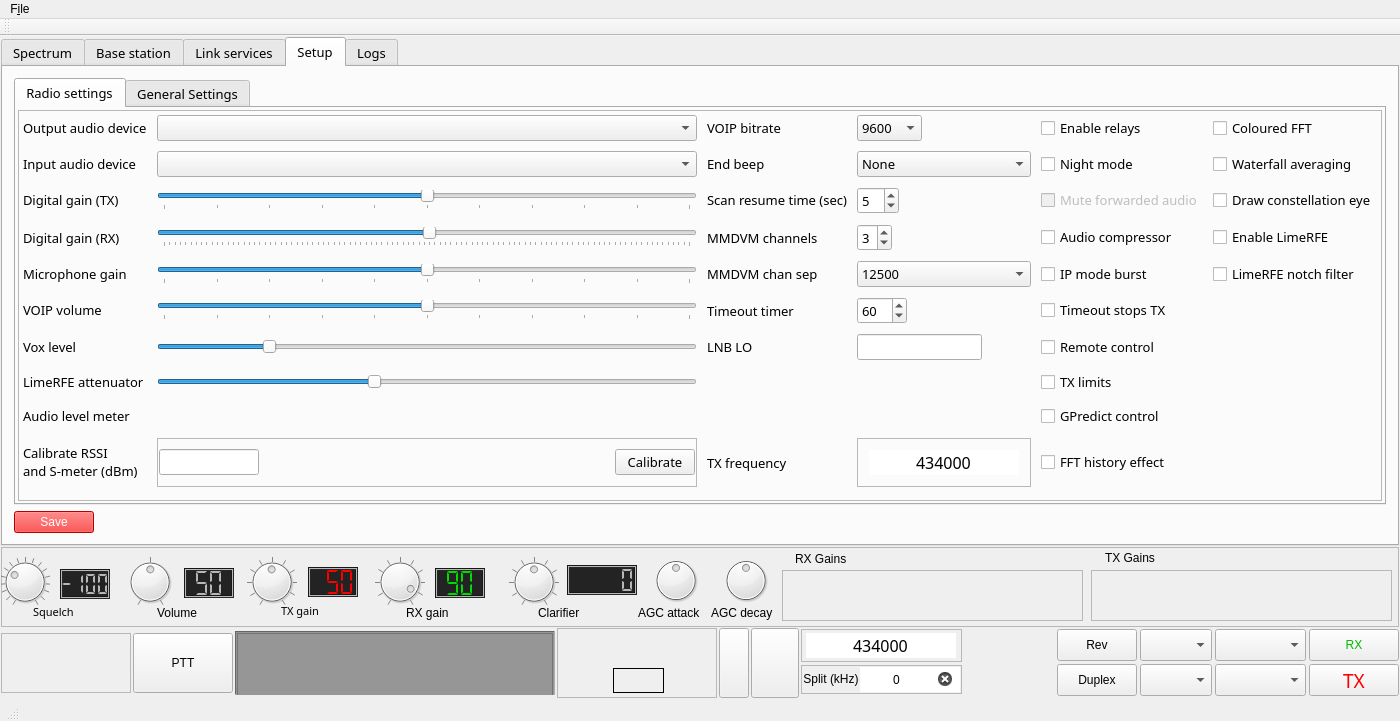
Qt form src/mainwindow.ui (qradiolink/qradiolink) before a commit.
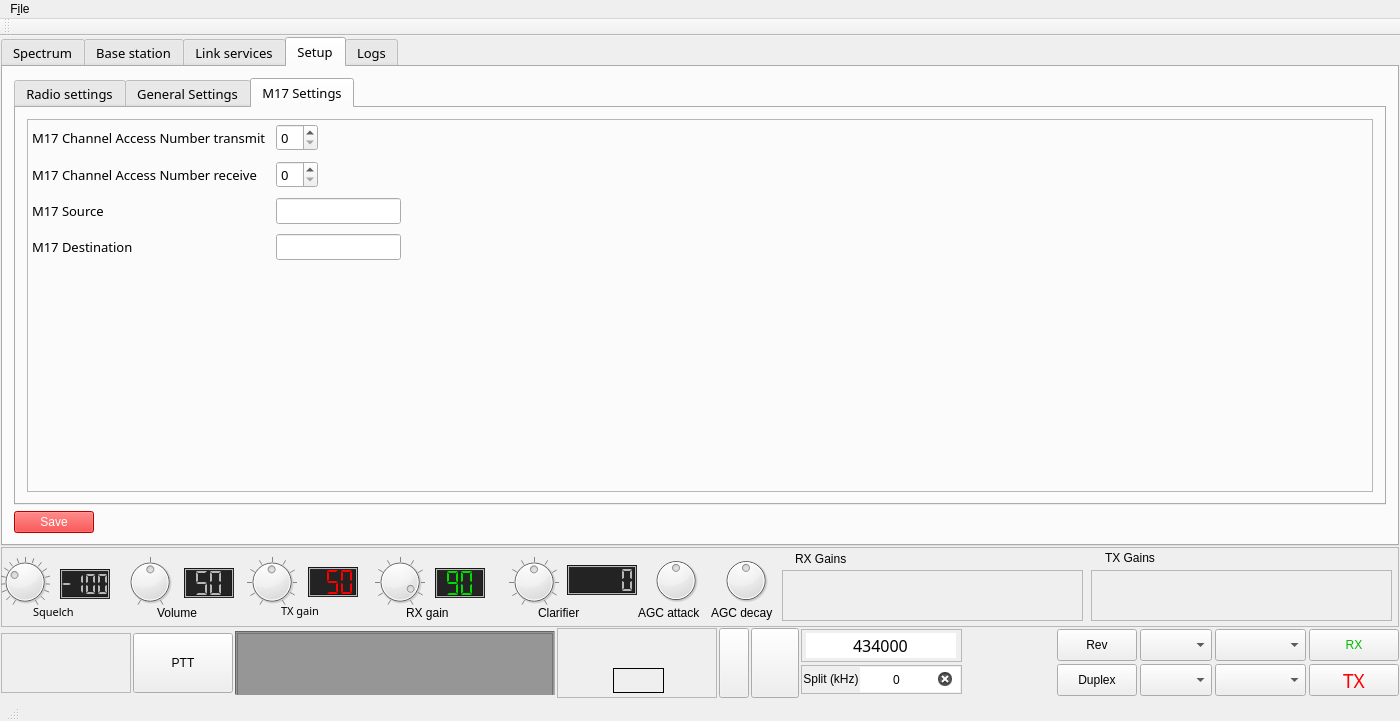
The same form after that commit. Icons and pictures are not drawn. Custom widgets are drawn as their Qt base class.

Commit message: Add UI page for M17 settings: Channel access number, source, destination

```diff
--- a/src/mainwindow.ui
+++ b/src/mainwindow.ui
@@ -2810,7 +2810,7 @@
              </font>
             </property>
             <property name="currentIndex">
-             <number>0</number>
+             <number>2</number>
             </property>
             <widget class="QWidget" name="tab">
              <property name="sizePolicy">
@@ -4325,6 +4325,164 @@
               </item>
              </layout>
             </widget>
+            <widget class="QWidget" name="tab_5">
+             <attribute name="title">
+              <string>M17 Settings</string>
+             </attribute>
+             <layout class="QGridLayout" name="gridLayout_16">
+              <item row="0" column="0">
+               <widget class="QFrame" name="gridFrame_2">
+                <property name="sizePolicy">
+                 <sizepolicy hsizetype="MinimumExpanding" vsizetype="MinimumExpanding">
+                  <horstretch>0</horstretch>
+                  <verstretch>0</verstretch>
+                 </sizepolicy>
+                </property>
+                <property name="minimumSize">
+                 <size>
+                  <width>1024</width>
+                  <height>330</height>
+                 </size>
+                </property>
+                <property name="maximumSize">
+                 <size>
+                  <width>16777215</width>
+                  <height>450</height>
+                 </size>
+                </property>
+                <property name="styleSheet">
+                 <string notr="true">font: 9pt &quot;Sans Serif&quot;;</string>
+                </property>
+                <property name="frameShape">
+                 <enum>QFrame::StyledPanel</enum>
+                </property>
+                <property name="frameShadow">
+                 <enum>QFrame::Raised</enum>
+                </property>
+                <layout class="QGridLayout" name="gridLayout_15">
+                 <property name="sizeConstraint">
+                  <enum>QLayout::SetDefaultConstraint</enum>
+                 </property>
+                 <property name="leftMargin">
+                  <number>4</number>
+                 </property>
+                 <property name="topMargin">
+                  <number>4</number>
+                 </property>
+                 <property name="rightMargin">
+                  <number>4</number>
+                 </property>
+                 <property name="bottomMargin">
+                  <number>4</number>
+                 </property>
+                 <property name="spacing">
+                  <number>10</number>
+                 </property>
+                 <item row="2" column="2">
+                  <spacer name="horizontalSpacer_12">
+                   <property name="orientation">
+                    <enum>Qt::Horizontal</enum>
+                   </property>
+                   <property name="sizeHint" stdset="0">
+                    <size>
+                     <width>40</width>
+                     <height>20</height>
+                    </size>
+                   </property>
+                  </spacer>
+                 </item>
+                 <item row="9" column="0">
+                  <spacer name="verticalSpacer">
+                   <property name="orientation">
+                    <enum>Qt::Vertical</enum>
+                   </property>
+                   <property name="sizeHint" stdset="0">
+                    <size>
+                     <width>20</width>
+                     <height>40</height>
+                    </size>
+                   </property>
+                  </spacer>
+                 </item>
+                 <item row="8" column="0">
+                  <widget class="QLabel" name="label_57">
+                   <property name="text">
+                    <string>M17 Destination</string>
+                   </property>
+                  </widget>
+                 </item>
+                 <item row="6" column="0">
+                  <widget class="QLabel" name="label_67">
+                   <property name="text">
+                    <string>M17 Channel Access Number receive</string>
+                   </property>
+                  </widget>
+                 </item>
+                 <item row="2" column="1">
+                  <widget class="QSpinBox" name="spinBoxM17CANTx">
+                   <property name="sizePolicy">
+                    <sizepolicy hsizetype="Fixed" vsizetype="Fixed">
+                     <horstretch>0</horstretch>
+                     <verstretch>0</verstretch>
+                    </sizepolicy>
+                   </property>
+                   <property name="maximum">
+                    <number>15</number>
+                   </property>
+                  </widget>
+                 </item>
+                 <item row="7" column="0">
+                  <widget class="QLabel" name="label_58">
+                   <property name="text">
+                    <string>M17 Source</string>
+                   </property>
+                  </widget>
+                 </item>
+                 <item row="2" column="0">
+                  <widget class="QLabel" name="label_65">
+                   <property name="text">
+                    <string>M17 Channel Access Number transmit</string>
+                   </property>
+                  </widget>
+                 </item>
+                 <item row="8" column="1">
+                  <widget class="QLineEdit" name="lineEditM17Dest">
+                   <property name="sizePolicy">
+                    <sizepolicy hsizetype="Fixed" vsizetype="Fixed">
+                     <horstretch>0</horstretch>
+                     <verstretch>0</verstretch>
+                    </sizepolicy>
+                   </property>
+                  </widget>
+                 </item>
+                 <item row="7" column="1">
+                  <widget class="QLineEdit" name="lineEditM17Src">
+                   <property name="sizePolicy">
+                    <sizepolicy hsizetype="Fixed" vsizetype="Fixed">
+                     <horstretch>0</horstretch>
+                     <verstretch>0</verstretch>
+                    </sizepolicy>
+                   </property>
+                  </widget>
+                 </item>
+                 <item row="6" column="1">
+                  <widget class="QSpinBox" name="spinBoxM17CANRx">
+                   <property name="sizePolicy">
+                    <sizepolicy hsizetype="Fixed" vsizetype="Fixed">
+                     <horstretch>0</horstretch>
+                     <verstretch>0</verstretch>
+                    </sizepolicy>
+                   </property>
+                   <property name="maximum">
+                    <number>15</number>
+                   </property>
+                  </widget>
+                 </item>
+                </layout>
+               </widget>
+              </item>
+             </layout>
+            </widget>
            </widget>
           </item>
           <item>
```
The commit also changes 10 other files.
